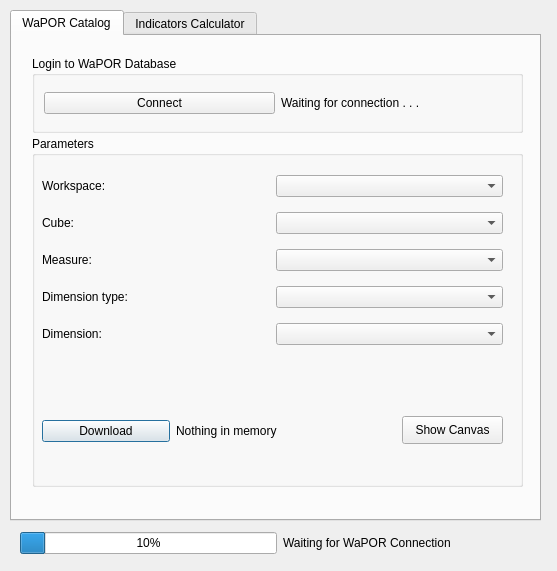
The window that wap_plugin_dialog_base.ui (WAGIS/wap_plugin) describes before a commit, drawn with Qt 5.
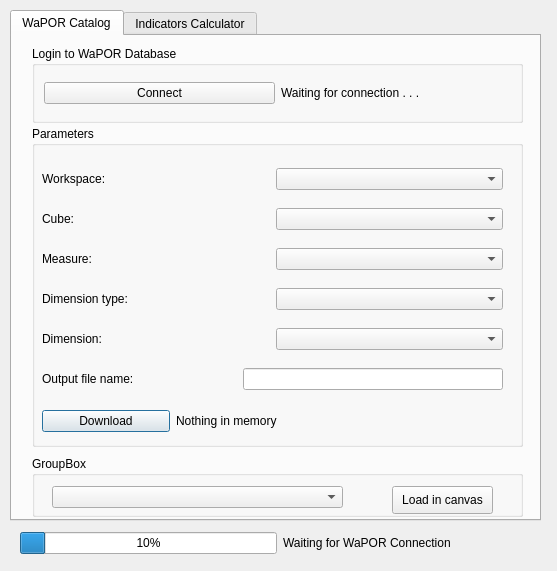
The same window after the commit.

Commit message: - Implemented full download of cropped rasters with custom parameter but single dimension and fixed coordinates - Refresh of the workspace once the layers are downloaded - Clean up of deprecated functions - Modification of the UI to receive output name and show rasters in the canvas

The edit to the form file:
```diff
--- a/wap_plugin_dialog_base.ui
+++ b/wap_plugin_dialog_base.ui
@@ -33,9 +33,9 @@
      <property name="geometry">
       <rect>
        <x>20</x>
-       <y>100</y>
+       <y>90</y>
        <width>491</width>
-       <height>351</height>
+       <height>321</height>
       </rect>
      </property>
      <property name="title">
@@ -67,26 +67,13 @@
        </item>
       </layout>
      </widget>
-     <widget class="QPushButton" name="loadButton">
-      <property name="geometry">
-       <rect>
-        <x>370</x>
-        <y>280</y>
-        <width>101</width>
-        <height>28</height>
-       </rect>
-      </property>
-      <property name="text">
-       <string>Show Canvas</string>
-      </property>
-     </widget>
      <widget class="QWidget" name="layoutWidget">
       <property name="geometry">
        <rect>
         <x>10</x>
         <y>30</y>
         <width>461</width>
-        <height>191</height>
+        <height>246</height>
        </rect>
       </property>
       <layout class="QVBoxLayout" name="verticalLayout_3">
@@ -160,6 +147,20 @@
          </item>
         </layout>
        </item>
+       <item>
+        <layout class="QHBoxLayout" name="horizontalLayout_11">
+         <item>
+          <widget class="QLabel" name="label">
+           <property name="text">
+            <string>Output file name:                               </string>
+           </property>
+          </widget>
+         </item>
+         <item>
+          <widget class="QLineEdit" name="outputRasterName"/>
+         </item>
+        </layout>
+       </item>
       </layout>
      </widget>
     </widget>
@@ -167,7 +168,7 @@
      <property name="geometry">
       <rect>
        <x>20</x>
-       <y>20</y>
+       <y>10</y>
        <width>491</width>
        <height>77</height>
       </rect>
@@ -199,6 +200,42 @@
       </item>
      </layout>
     </widget>
+    <widget class="QGroupBox" name="groupBox_7">
+     <property name="geometry">
+      <rect>
+       <x>20</x>
+       <y>420</y>
+       <width>491</width>
+       <height>61</height>
+      </rect>
+     </property>
+     <property name="title">
+      <string>GroupBox</string>
+     </property>
+     <widget class="QPushButton" name="loadRasterButton">
+      <property name="geometry">
+       <rect>
+        <x>360</x>
+        <y>30</y>
+        <width>101</width>
+        <height>28</height>
+       </rect>
+      </property>
+      <property name="text">
+       <string>Load in canvas</string>
+      </property>
+     </widget>
+     <widget class="QComboBox" name="rasterMemoryComboBox">
+      <property name="geometry">
+       <rect>
+        <x>20</x>
+        <y>30</y>
+        <width>291</width>
+        <height>22</height>
+       </rect>
+      </property>
+     </widget>
+    </widget>
    </widget>
    <widget class="QWidget" name="indicTab">
     <attribute name="title">
```
Left out of the diff: 2 changed lines with no effect on the pictures. The commit also changes 2 other files.
